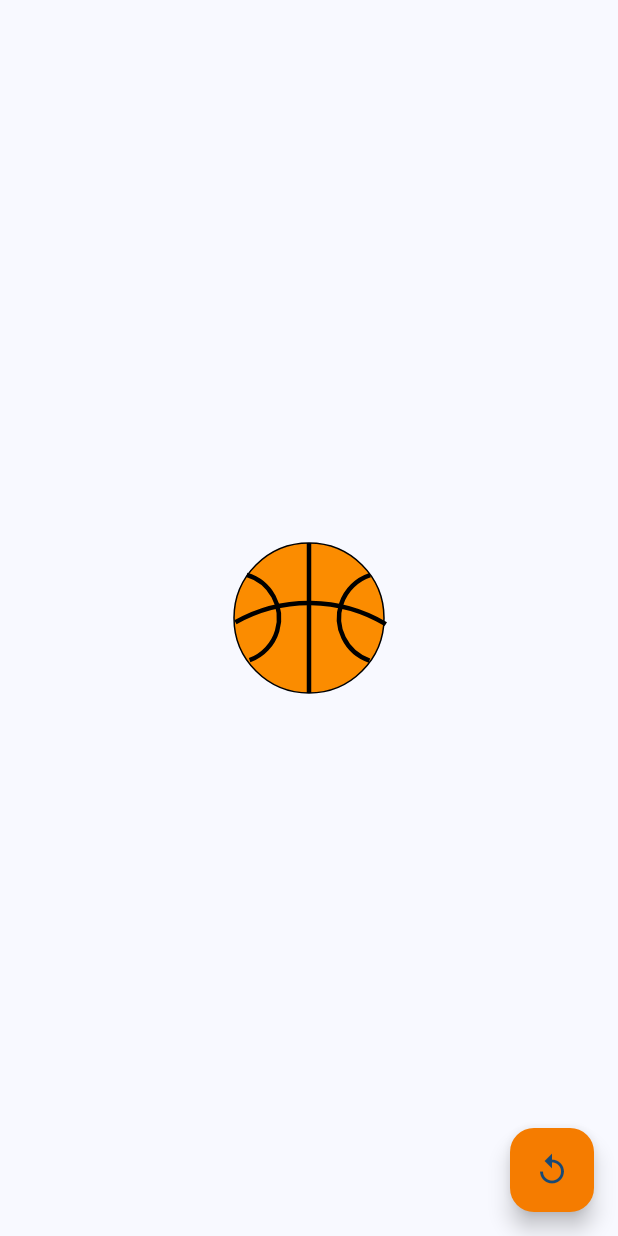
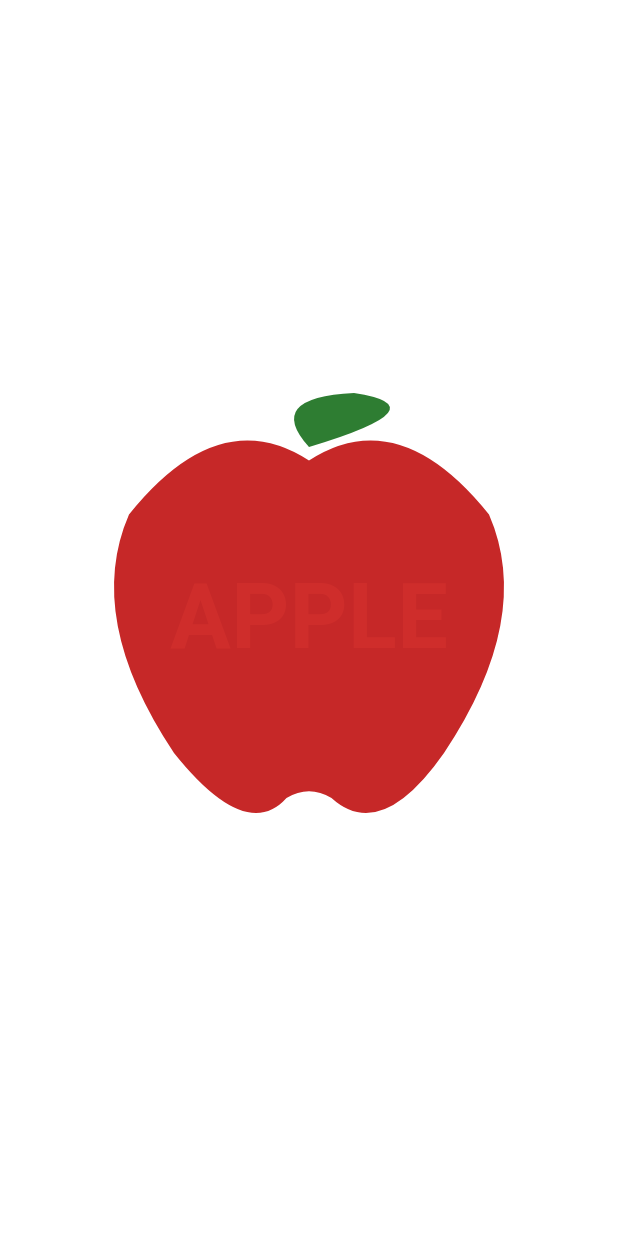
Before and after one commit to NouzNoushad/animations_and_custompaints, a Flutter app: the screen it shows after launch, on a phone screen of 412 x 824 dp. Run offline on Flutter 3.47's test engine with Material 3 defaults, Android fonts, the phone set to English and light mode, and no system bars; our stand-ins replace flutter_animate; missing offline and left inert: ticket_clippers.

Commit message:
draw apple

```diff
--- /dev/null
+++ b/lib/custom_paint/apple.dart
@@ -0,0 +1,67 @@
+import 'package:flutter/material.dart';
+
+class AppleDrawing extends StatelessWidget {
+  const AppleDrawing({super.key});
+
+  @override
+  Widget build(BuildContext context) {
+    return Scaffold(
+      backgroundColor: Colors.white,
+      body: Center(
+        child: CustomPaint(
+          painter: AppleDesign(),
+          child: SizedBox(
+            height: 300,
+            width: 300,
+            // color: Colors.black,
+            child: Center(
+              child: Text(
+                'Apple'.toUpperCase(),
+                style: TextStyle(
+                    color: Colors.red.withOpacity(0.2),
+                    fontSize: 60,
+                    fontWeight: FontWeight.bold),
+              ),
+            ),
+          ),
+        ),
+      ),
+    );
+  }
+}
+
+class AppleDesign extends CustomPainter {
+  @override
+  void paint(Canvas canvas, Size size) {
+    var h = size.height;
+    var w = size.width;
+
+    var paint = Paint()..color = Colors.red.shade800;
+
+    var path = Path()
+      ..moveTo(w * 0.5, h * 0.15)
+      ..quadraticBezierTo(w * 0.3, h * 0.02, w * 0.1, h * 0.27)
+      ..quadraticBezierTo(0, h * 0.5, w * 0.2, h * 0.8)
+      ..quadraticBezierTo(w * 0.36, h, w * 0.45, h * 0.9)
+      ..quadraticBezierTo(w * 0.5, h * 0.87, w * 0.55, h * 0.9)
+      ..quadraticBezierTo(w * 0.66, h, w * 0.8, h * 0.8)
+      ..quadraticBezierTo(w, h * 0.5, w * 0.9, h * 0.27)
+      ..quadraticBezierTo(w * 0.7, h * 0.02, w * 0.5, h * 0.15)
+      ..close();
+
+    canvas.drawPath(path, paint);
+
+    var path2 = Path()
+      ..moveTo(w * 0.5, h * 0.12)
+      ..quadraticBezierTo(w * 0.4, h * 0.01, w * 0.6, 0)
+      ..quadraticBezierTo(w * 0.8, h * 0.03, w * 0.5, h * 0.12)
+      ..close();
+
+    canvas.drawPath(path2, Paint()..color = Colors.green.shade800);
+  }
+
+  @override
+  bool shouldRepaint(covariant CustomPainter oldDelegate) {
+    return false;
+  }
+}
--- a/lib/main.dart
+++ b/lib/main.dart
@@ -1,6 +1,7 @@
 import 'dart:math';
 import 'package:flutter/material.dart';
 import 'package:flutter_animations/animations/ball_animation.dart';
+import 'package:flutter_animations/custom_paint/apple.dart';
 import 'package:flutter_animations/custom_paint/clock_design.dart';
 import 'package:flutter_animations/custom_paint/custom_clock.dart';
 import 'package:flutter_animations/custom_paint/custom_slider.dart';
@@ -20,7 +21,7 @@ class MyApp extends StatelessWidget {
       theme:
           ThemeData(colorScheme: ColorScheme.fromSeed(seedColor: Colors.blue)),
       debugShowCheckedModeBanner: false,
-      home: const BallBouncingAnimation(),
+      home: const AppleDrawing(),
     );
   }
 }
```
